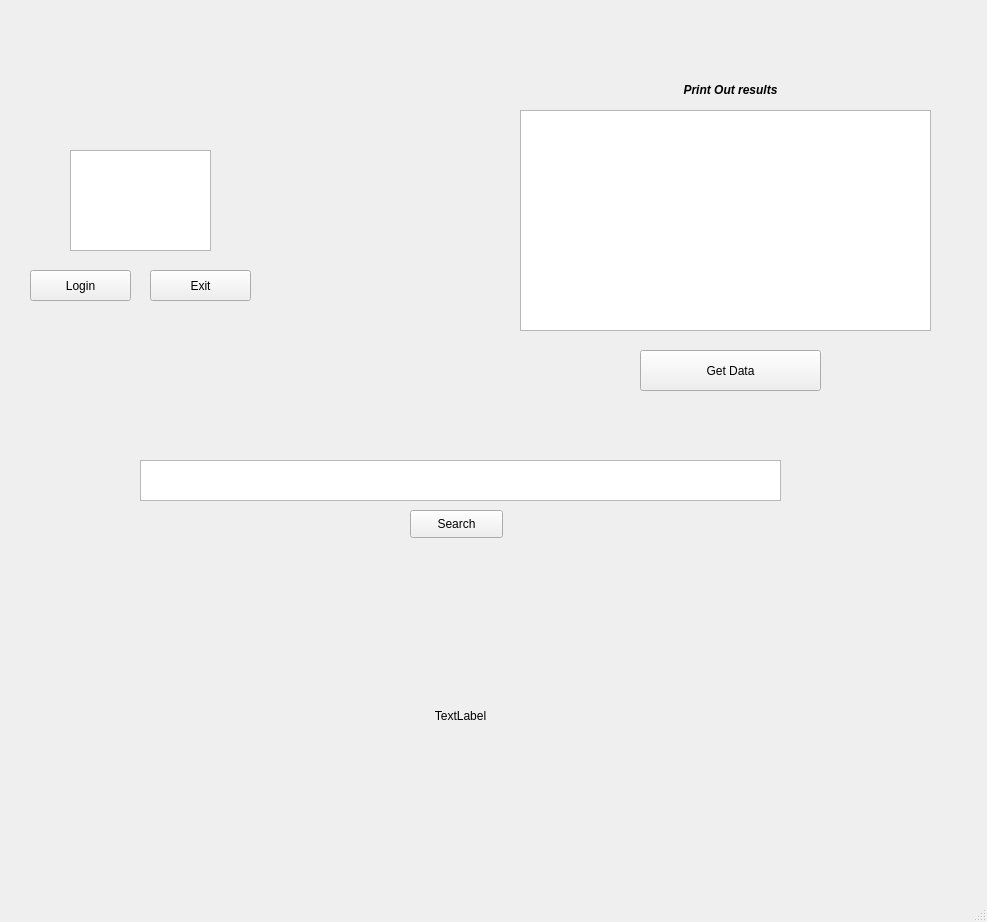
Qt form guiTest.ui (mm528/ElasticSearch) before a commit.
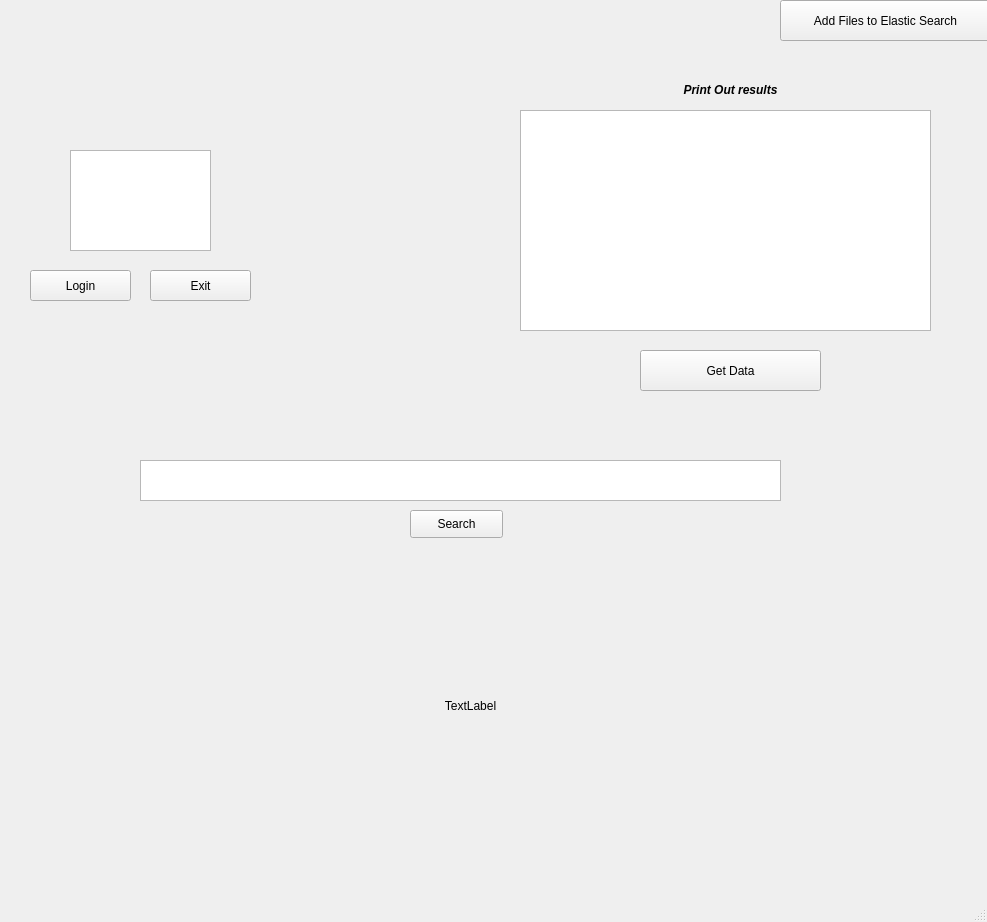
The same form after that commit.

```diff
--- a/guiTest.ui
+++ b/guiTest.ui
@@ -119,8 +119,8 @@
    <widget class="QLabel" name="label_results">
     <property name="geometry">
      <rect>
-      <x>130</x>
-      <y>550</y>
+      <x>140</x>
+      <y>540</y>
       <width>661</width>
       <height>331</height>
      </rect>
@@ -132,6 +132,19 @@
      <set>Qt::AlignCenter</set>
     </property>
    </widget>
+   <widget class="QPushButton" name="pushButton_SendFiles">
+    <property name="geometry">
+     <rect>
+      <x>780</x>
+      <y>0</y>
+      <width>211</width>
+      <height>41</height>
+     </rect>
+    </property>
+    <property name="text">
+     <string>Add Files to Elastic Search</string>
+    </property>
+   </widget>
   </widget>
   <widget class="QMenuBar" name="menubar">
    <property name="geometry">
```
